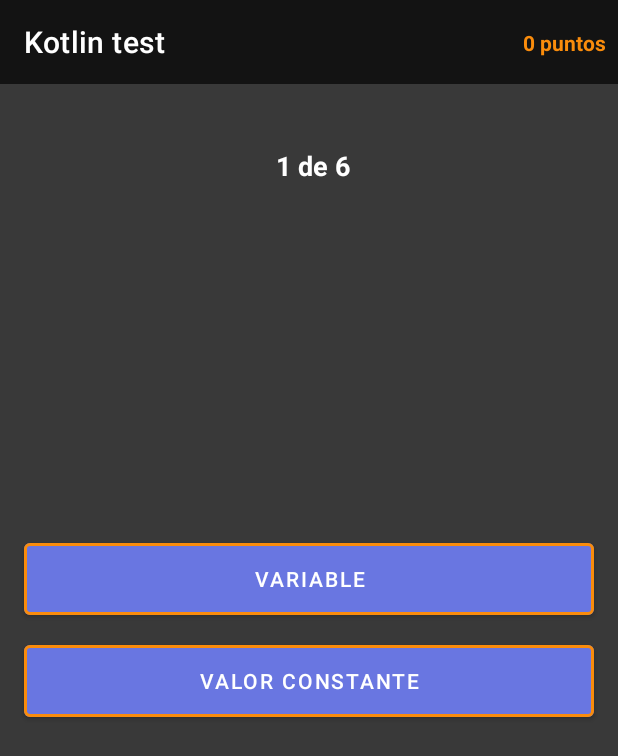
After one commit to TheHypnoo/PlayWithLessons, an Android app: the ActivityPrincipal screen opened directly, with no data from a screen before it, on a phone screen of 412 x 824 dp. The commit adds this screen. Shown: the top 756 px of the screen. Run offline under Robolectric (Android 15) with nearby library versions, the phone set to English and light mode, and no system bars; pictures from the network do not load.

Commit message:
Testing Game Questions.

```diff
--- a/app/build.gradle
+++ b/app/build.gradle
@@ -66,4 +66,7 @@ dependencies {
     //Retrofit
     implementation 'com.squareup.retrofit2:converter-gson:2.9.0'
     implementation 'com.squareup.retrofit2:retrofit:2.9.0'
+
+    //Glide
+    implementation 'com.github.bumptech.glide:glide:4.11.0'
 }
--- a/app/src/main/AndroidManifest.xml
+++ b/app/src/main/AndroidManifest.xml
@@ -13,7 +13,9 @@
         android:supportsRtl="true"
         android:theme="@style/Theme.PlayWithLessons"
         android:usesCleartextTraffic="true">
-        <activity android:name="com.upitnik.playwithlessons.MainActivity">
+        <activity android:name=".questions.ResultActivity"></activity>
+        <activity android:name=".questions.ActivityPrincipal" />
+        <activity android:name=".MainActivity">
             <intent-filter>
                 <action android:name="android.intent.action.MAIN" />
 
--- /dev/null
+++ b/app/src/main/java/com/upitnik/playwithlessons/QuestionProvider.kt
@@ -0,0 +1,71 @@
+package com.upitnik.playwithlessons
+
+import com.upitnik.playwithlessons.data.model.questions.AnswerData
+import com.upitnik.playwithlessons.data.model.questions.QuestionData
+
+
+class QuestionProvider {
+    companion object {
+        fun getQuestions(): List<QuestionData> {
+
+            return listOf(
+                QuestionData(
+                    header = "https://hipertextual.com/files/2019/06/hipertextual-kotlin-lenguaje-oficial-android-que-quiere-comerse-java-2019922347.jpg",
+                    title = "Usamos la palabra reservada var para...",
+                    answers = listOf(
+                        AnswerData(title = "Variable", isCorrect = true),
+                        AnswerData(title = "Valor constante", isCorrect = false)
+                    )
+                ),
+                QuestionData(
+                    header = "https://i.pinimg.com/564x/e1/7e/13/e17e13c695f6c35d4756d7da29b6bf7f.jpg",
+                    title = "Esto es una prueba",
+                    answers = listOf(
+                        AnswerData(title = "Variable", isCorrect = true),
+                        AnswerData(title = "Valor constante", isCorrect = false),
+                        AnswerData(title = "Compilar la app", isCorrect = false)
+                    )
+                ),
+                QuestionData(
+                    header = "https://i2.wp.com/thehappening.com/wp-content/uploads/2018/12/sombreros-perritos-7.jpg?fit=1024%2C694&ssl=1",
+                    title = "Esto es una prueba",
+                    answers = listOf(
+                        AnswerData(title = "adw", isCorrect = true),
+                        AnswerData(title = "adwd constante", isCorrect = false),
+                        AnswerData(title = "Compilar dawd app", isCorrect = false)
+                    )
+                ),
+                QuestionData(
+                    header = "https://cursokotlin.com/wp-content/uploads/2020/09/Webp.net-compress-image.jpg",
+                    title = "adw...",
+                    answers = listOf(
+                        AnswerData(title = "Variable", isCorrect = true),
+                        AnswerData(title = "Valor constante", isCorrect = false),
+                        AnswerData(title = "Crear una función", isCorrect = false),
+                        AnswerData(title = "Compilar la app", isCorrect = false)
+                    )
+                ),
+                QuestionData(
+                    header = "https://i.pinimg.com/564x/e1/7e/13/e17e13c695f6c35d4756d7da29b6bf7f.jpg",
+                    title = "Esto es dqwdba",
+                    answers = listOf(
+                        AnswerData(title = "Variable", isCorrect = true),
+                        AnswerData(title = "Valor constante", isCorrect = false),
+                        AnswerData(title = "Crear una función", isCorrect = false),
+                        AnswerData(title = "Compilar la app", isCorrect = false)
+                    )
+                ),
+                QuestionData(
+                    header = "https://i2.wp.com/thehappening.com/wp-content/uploads/2018/12/sombreros-perritos-7.jpg?fit=1024%2C694&ssl=1",
+                    title = "Esto es unqwdeueba",
+                    answers = listOf(
+                        AnswerData(title = "adw", isCorrect = true),
+                        AnswerData(title = "adwd constante", isCorrect = false),
+                        AnswerData(title = "dwad una función", isCorrect = false),
+                        AnswerData(title = "Compilar dawd app", isCorrect = false)
+                    )
+                )
+            )
+        }
+    }
+}
--- /dev/null
+++ b/app/src/main/java/com/upitnik/playwithlessons/data/model/questions/QuestionData.kt
@@ -0,0 +1,6 @@
+package com.upitnik.playwithlessons.data.model.questions
+
+import java.io.Serializable
+
+data class QuestionData(val header:String, val title:String, val answers:List<AnswerData>):Serializable
+data class AnswerData(val title:String, val isCorrect:Boolean):Serializable
--- /dev/null
+++ b/app/src/main/java/com/upitnik/playwithlessons/questions/ActivityPrincipal.kt
@@ -0,0 +1,86 @@
+package com.upitnik.playwithlessons.questions
+
+import android.content.Context
+import android.content.Intent
+import androidx.appcompat.app.AppCompatActivity
+import android.os.Bundle
+import android.os.Handler
+import com.upitnik.playwithlessons.QuestionProvider
+import com.upitnik.playwithlessons.R
+import com.upitnik.playwithlessons.data.model.questions.AnswerData
+import com.upitnik.playwithlessons.data.model.questions.QuestionData
+import com.upitnik.playwithlessons.databinding.ActivityPrincipalBinding
+import com.upitnik.playwithlessons.ui.questions.QuestionsFragment
+
+class ActivityPrincipal : AppCompatActivity(), OnQuestionActionListener {
+
+    companion object {
+        fun create(context: Context): Intent {
+            return Intent(context, ActivityPrincipal::class.java).apply {
+                flags = Intent.FLAG_ACTIVITY_CLEAR_TOP
+            }
+        }
+    }
+    private lateinit var binding: ActivityPrincipalBinding
+    private val questions = QuestionProvider.getQuestions()
+    private var count:Int = 0
+    private var questionPosition = 0
+
+    override fun onCreate(savedInstanceState: Bundle?) {
+        super.onCreate(savedInstanceState)
+        binding = ActivityPrincipalBinding.inflate(layoutInflater)
+        setContentView(binding.root)
+        initUI()
+    }
+
+    private fun initUI() {
+        initToolbar()
+        showNewQuestion(questions.first())
+        binding.tvPoints.text = "$count puntos"
+        updateSteps()
+    }
+    private fun initToolbar() {
+        setSupportActionBar(binding.toolbar)
+        supportActionBar?.title = "Kotlin test"
+    }
+    private fun updateSteps() {
+        binding.tvSteps.text = " ${questionPosition+1} de ${questions.size}"
+    }
+    private fun setPoints() {
+        count += 1
+        binding.tvPoints.text = "$count puntos"
+    }
+    private fun nextQuestion() {
+        questionPosition += 1
+        if(questions.size <= questionPosition){
+            goToResult()
+        }else{
+            showNewQuestion(questions[questionPosition])
+        }
+    }
+    private fun goToResult() {
+        startActivity(ResultActivity.create(this, count, questions.size))
+    }
+    private fun showNewQuestion(questionData: QuestionData) {
+        updateSteps()
+        val fragmentTransaction = supportFragmentManager.beginTransaction()
+        fragmentTransaction.setCustomAnimations(R.anim.slide_in_left, R.anim.slide_out_right)
+        fragmentTransaction.replace(R.id.container, QuestionsFragment.newInstance(questionData))
+        fragmentTransaction.commit()
+    }
+
+    override fun onAnswerClicked(answer: AnswerData) {
+        Handler().postDelayed(
+            {
+                updateView(answer)
+            },
+            400 // value in milliseconds
+        )
+    }
+    private fun updateView(answer: AnswerData) {
+        if(answer.isCorrect){
+            setPoints()
+        }
+        nextQuestion()
+    }
+}
--- /dev/null
+++ b/app/src/main/java/com/upitnik/playwithlessons/questions/OnQuestionActionListener.kt
@@ -0,0 +1,7 @@
+package com.upitnik.playwithlessons.questions
+
+import com.upitnik.playwithlessons.data.model.questions.AnswerData
+
+interface OnQuestionActionListener {
+    fun onAnswerClicked(answer: AnswerData)
+}
--- a/app/src/main/java/com/upitnik/playwithlessons/ui/questions/AnswerAdapter.kt
+++ b/app/src/main/java/com/upitnik/playwithlessons/ui/questions/AnswerAdapter.kt
@@ -4,7 +4,8 @@ import android.view.LayoutInflater
 import android.view.ViewGroup
 import androidx.recyclerview.widget.RecyclerView
 import com.upitnik.playwithlessons.R
-import com.upitnik.playwithlessons.data.model.GameQuestions.AnswerData
+import com.upitnik.playwithlessons.data.model.questions.AnswerData
+
 
 
 class AnswerAdapter(
--- a/app/src/main/java/com/upitnik/playwithlessons/ui/questions/AnswerViewHolder.kt
+++ b/app/src/main/java/com/upitnik/playwithlessons/ui/questions/AnswerViewHolder.kt
@@ -4,7 +4,7 @@ import android.view.View
 import android.widget.Button
 import androidx.recyclerview.widget.RecyclerView
 import com.upitnik.playwithlessons.R
-import com.upitnik.playwithlessons.data.model.GameQuestions.AnswerData
+import com.upitnik.playwithlessons.data.model.questions.AnswerData
 
 class AnswerViewHolder(view: View) : RecyclerView.ViewHolder(view) {
 
--- a/app/src/main/java/com/upitnik/playwithlessons/ui/questions/QuestionsFragment.kt
+++ b/app/src/main/java/com/upitnik/playwithlessons/ui/questions/QuestionsFragment.kt
@@ -1,14 +1,156 @@
 package com.upitnik.playwithlessons.ui.questions
 
+import android.content.Context
+import android.graphics.Typeface
 import android.os.Bundle
+import android.text.Spannable
+import android.text.SpannableString
+import android.text.style.BackgroundColorSpan
+import android.text.style.ForegroundColorSpan
+import android.text.style.StyleSpan
+import android.view.LayoutInflater
 import androidx.fragment.app.Fragment
 import android.view.View
+import android.view.ViewGroup
+import com.upitnik.playwithlessons.data.model.questions.AnswerData
+import android.widget.Button
+import androidx.core.content.ContextCompat
+import androidx.recyclerview.widget.LinearLayoutManager
+import com.bumptech.glide.Glide
 import com.upitnik.playwithlessons.R
+import com.upitnik.playwithlessons.data.model.questions.QuestionData
+import com.upitnik.playwithlessons.databinding.FragmentQuestionsBinding
+import com.upitnik.playwithlessons.questions.OnQuestionActionListener
 
-class QuestionsFragment : Fragment(R.layout.fragment_questions) {
+class QuestionsFragment : Fragment() {
+
+    private var _binding: FragmentQuestionsBinding? = null
+    private val binding get() = _binding!!
+
+    private var listener: OnQuestionActionListener? = null
+
+    lateinit var adapter:AnswerAdapter
+
+    lateinit var question: QuestionData
+
+    override fun onCreate(savedInstanceState: Bundle?) {
+        super.onCreate(savedInstanceState)
+        arguments?.let {
+            question = it.getSerializable(INTENT_QUESTION) as QuestionData
+        }
+    }
 
     override fun onViewCreated(view: View, savedInstanceState: Bundle?) {
         super.onViewCreated(view, savedInstanceState)
+        initQuestion(question)
+    }
 
+    override fun onCreateView(
+        inflater: LayoutInflater, container: ViewGroup?,
+        savedInstanceState: Bundle?
+    ): View? {
+        _binding = FragmentQuestionsBinding.inflate(inflater, container, false)
+        return binding.root
+    }
+
+//    private fun disableAnswer(){
+//
+//        fo
+//        adapter.itemCount
+//    }
+
+    private fun initTitleQuestion(title: String) {
+        binding.tvQuestion.text = title
+    }
+
+    private fun initImageQuestion(header: String) {
+        if (header.isNotEmpty()) {
+            Glide.with(this).load(header).into(binding.ivHeader)
+        }
+    }
+
+    private fun checkIsCorrect(answer: AnswerData, button: Button){
+        if(answer.isCorrect){
+            button.setBackgroundColor(ContextCompat.getColor(requireContext(), R.color.green))
+        }else{
+            button.setBackgroundColor(ContextCompat.getColor(requireContext(), R.color.red))
+        }
+//        disableAnswer()
+    }
+
+
+    private fun initQuestion(questions: QuestionData) {
+        initImageQuestion(questions.header)
+//        initTitleQuestion(questions.title)
+        formatQuestion(questions.title)
+        initAnswerQuestion(questions.answers)
+    }
+
+    private fun initAnswerQuestion(answers: List<AnswerData>) {
+        binding.rvAnswer.layoutManager = LinearLayoutManager(requireContext())
+        adapter = AnswerAdapter(answers) { answerData, position ->  onAnswerSelected(answerData, position)}
+        binding.rvAnswer.adapter = adapter
+    }
+
+    private fun onAnswerSelected(result: AnswerData, position: Int) {
+        val viewHolder = binding.rvAnswer.findViewHolderForAdapterPosition(position)
+        checkIsCorrect(result, (viewHolder  as AnswerViewHolder).btnAnswer)
+
+        listener?.onAnswerClicked(result)
+    }
+
+
+    override fun onAttach(context: Context) {
+        super.onAttach(context)
+        if (context is OnQuestionActionListener) {
+            listener = context
+        }
+    }
+
+    override fun onDetach() {
+        super.onDetach()
+        listener = null
+    }
+
+    fun formatQuestion(question:String){
+//        Usamos la palabra reservada <code>var<code> para...
+        val parts = question.split("<code>")
+        if(parts.size == 1){
+//            return SpannableString(parts[0])
+        }else if(parts.size == 3){
+            val spannable = SpannableString("${parts[0]} ${parts[1]} ${parts[2]}")
+
+            spannable.setSpan(
+                ForegroundColorSpan(ContextCompat.getColor(activity as Context, R.color.orange)),
+                parts[0].length +1,  parts[0].length + parts[1].length +1,
+                Spannable.SPAN_EXCLUSIVE_EXCLUSIVE)
+
+            spannable.setSpan(
+                BackgroundColorSpan(ContextCompat.getColor(activity as Context, R.color.primaryDarkColor)),
+                parts[0].length +1,  parts[0].length + parts[1].length +1,
+                Spannable.SPAN_EXCLUSIVE_EXCLUSIVE)
+
+            spannable.setSpan(
+                StyleSpan(Typeface.NORMAL),
+                parts[0].length +1,  parts[0].length + parts[1].length +1,
+                Spannable.SPAN_EXCLUSIVE_EXCLUSIVE)
+
+
+            binding.tvQuestion.text = spannable
+        }
+    }
+
+
+    companion object {
+
+        const val INTENT_QUESTION = "intent_question"
+
+        @JvmStatic
+        fun newInstance(question: QuestionData) =
+            QuestionsFragment().apply {
+                arguments = Bundle().apply {
+                    putSerializable(INTENT_QUESTION, question)
+                }
+            }
     }
 }
--- /dev/null
+++ b/app/src/main/res/layout/activity_principal.xml
@@ -0,0 +1,63 @@
+<?xml version="1.0" encoding="utf-8"?>
+<androidx.constraintlayout.widget.ConstraintLayout xmlns:android="http://schemas.android.com/apk/res/android"
+    xmlns:app="http://schemas.android.com/apk/res-auto"
+    xmlns:tools="http://schemas.android.com/tools"
+    android:layout_width="match_parent"
+    android:layout_height="match_parent"
+    android:background="@color/primaryColor"
+    tools:context=".MainActivity">
+
+    <com.google.android.material.appbar.MaterialToolbar
+        android:id="@+id/toolbar"
+        android:layout_width="match_parent"
+        app:layout_constraintTop_toTopOf="parent"
+        android:background="@color/primaryDarkColor"
+        app:titleTextColor="@color/white"
+        android:layout_height="wrap_content"/>
+
+    <TextView
+        android:id="@+id/tvPoints"
+        android:layout_width="wrap_content"
+        app:layout_constraintTop_toTopOf="@+id/toolbar"
+        app:layout_constraintBottom_toBottomOf="@+id/toolbar"
+        app:layout_constraintEnd_toEndOf="parent"
+        android:layout_marginEnd="8dp"
+        tools:text="17 puntos"
+        android:textColor="@color/orange"
+        android:textStyle="bold"
+        android:layout_height="wrap_content"/>
+
+    <TextView
+        android:id="@+id/tvSteps"
+        android:layout_width="wrap_content"
+        android:layout_height="wrap_content"
+        app:layout_constraintTop_toBottomOf="@+id/toolbar"
+        android:textColor="@color/white"
+        android:textSize="18sp"
+        android:textStyle="bold"
+        app:layout_constraintBottom_toTopOf="@+id/guideline"
+        app:layout_constraintEnd_toEndOf="parent"
+        app:layout_constraintStart_toStartOf="parent"
+        />
+
+    <androidx.constraintlayout.widget.Guideline
+        android:id="@+id/guideline"
+        android:layout_width="wrap_content"
+        android:layout_height="wrap_content"
+        app:layout_constraintBottom_toTopOf="parent"
+        android:orientation="horizontal"
+        app:layout_constraintGuide_percent="0.20" />
+
+    <FrameLayout
+        android:id="@+id/container"
+        android:layout_width="0dp"
+        android:layout_height="0dp"
+        app:layout_constraintTop_toTopOf="@+id/guideline"
+        app:layout_constraintBottom_toBottomOf="parent"
+        app:layout_constraintStart_toStartOf="parent"
+        app:layout_constraintEnd_toEndOf="parent"/>
+
+
+
+
+</androidx.constraintlayout.widget.ConstraintLayout>
```
Also changed, not shown: app/src/main/java/com/upitnik/playwithlessons/application/AppConstants.kt (added, +7 -0 lines), app/src/main/java/com/upitnik/playwithlessons/questions/ResultActivity.kt (added, +72 -0 lines), app/src/main/java/com/upitnik/playwithlessons/ui/mainMenu/MainMenu.kt (+8 -1 lines), app/src/main/res/layout/activity_result.xml (added, +43 -0 lines), app/src/main/res/navigation/main_graph.xml (+9 -1 lines).
